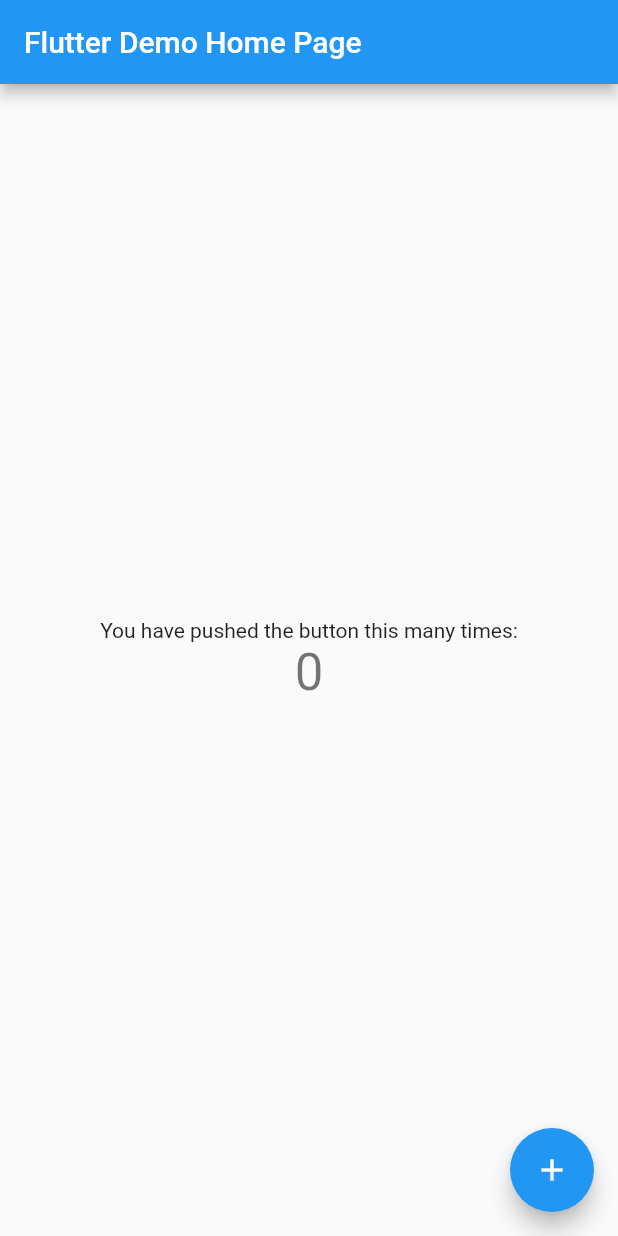
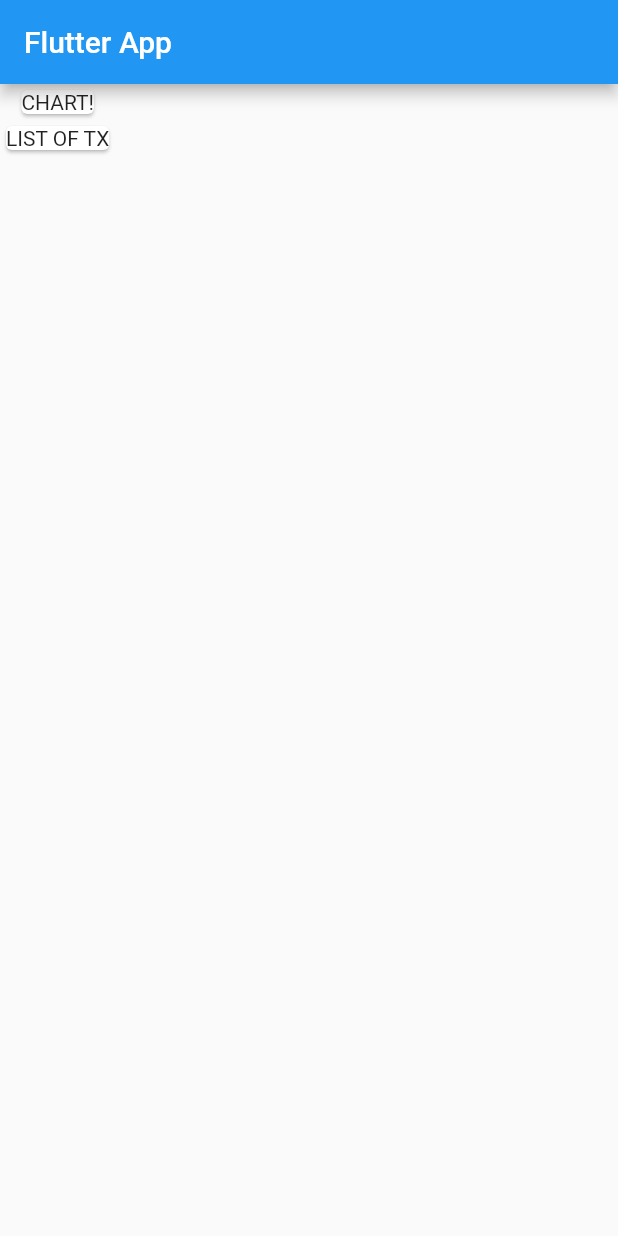
Before and after one commit to Agrim1210/Expense_App, a Flutter app: the screen it shows after launch, on a phone screen of 412 x 824 dp. Run offline on Flutter 3.47's test engine with Material 2 defaults, Android fonts, the phone set to English and light mode, and no system bars.

Commit message:
Changes Made

```diff
--- a/lib/main.dart
+++ b/lib/main.dart
@@ -3,109 +3,30 @@ import 'package:flutter/material.dart';
 void main() => runApp(MyApp());
 
 class MyApp extends StatelessWidget {
-  // This widget is the root of your application.
   @override
   Widget build(BuildContext context) {
     return MaterialApp(
-      title: 'Flutter Demo',
-      theme: ThemeData(
-        // This is the theme of your application.
-        //
-        // Try running your application with "flutter run". You'll see the
-        // application has a blue toolbar. Then, without quitting the app, try
-        // changing the primarySwatch below to Colors.green and then invoke
-        // "hot reload" (press "r" in the console where you ran "flutter run",
-        // or simply save your changes to "hot reload" in a Flutter IDE).
-        // Notice that the counter didn't reset back to zero; the application
-        // is not restarted.
-        primarySwatch: Colors.blue,
-      ),
-      home: MyHomePage(title: 'Flutter Demo Home Page'),
+      title: 'Flutter App',
+      home: MyHomePage(),
     );
   }
 }
 
-class MyHomePage extends StatefulWidget {
-  MyHomePage({Key key, this.title}) : super(key: key);
-
-  // This widget is the home page of your application. It is stateful, meaning
-  // that it has a State object (defined below) that contains fields that affect
-  // how it looks.
-
-  // This class is the configuration for the state. It holds the values (in this
-  // case the title) provided by the parent (in this case the App widget) and
-  // used by the build method of the State. Fields in a Widget subclass are
-  // always marked "final".
-
-  final String title;
-
-  @override
-  _MyHomePageState createState() => _MyHomePageState();
-}
-
-class _MyHomePageState extends State<MyHomePage> {
-  int _counter = 0;
-
-  void _incrementCounter() {
-    setState(() {
-      // This call to setState tells the Flutter framework that something has
-      // changed in this State, which causes it to rerun the build method below
-      // so that the display can reflect the updated values. If we changed
-      // _counter without calling setState(), then the build method would not be
-      // called again, and so nothing would appear to happen.
-      _counter++;
-    });
-  }
-
+class MyHomePage extends StatelessWidget {
   @override
   Widget build(BuildContext context) {
-    // This method is rerun every time setState is called, for instance as done
-    // by the _incrementCounter method above.
-    //
-    // The Flutter framework has been optimized to make rerunning build methods
-    // fast, so that you can just rebuild anything that needs updating rather
-    // than having to individually change instances of widgets.
     return Scaffold(
       appBar: AppBar(
-        // Here we take the value from the MyHomePage object that was created by
-        // the App.build method, and use it to set our appbar title.
-        title: Text(widget.title),
+        title: Text('Flutter App'),
       ),
-      body: Center(
-        // Center is a layout widget. It takes a single child and positions it
-        // in the middle of the parent.
-        child: Column(
-          // Column is also a layout widget. It takes a list of children and
-          // arranges them vertically. By default, it sizes itself to fit its
-          // children horizontally, and tries to be as tall as its parent.
-          //
-          // Invoke "debug painting" (press "p" in the console, choose the
-          // "Toggle Debug Paint" action from the Flutter Inspector in Android
-          // Studio, or the "Toggle Debug Paint" command in Visual Studio Code)
-          // to see the wireframe for each widget.
-          //
-          // Column has various properties to control how it sizes itself and
-          // how it positions its children. Here we use mainAxisAlignment to
-          // center the children vertically; the main axis here is the vertical
-          // axis because Columns are vertical (the cross axis would be
-          // horizontal).
-          mainAxisAlignment: MainAxisAlignment.center,
-          children: <Widget>[
-            Text(
-              'You have pushed the button this many times:',
-            ),
-            Text(
-              '$_counter',
-              style: Theme.of(context).textTheme.display1,
-            ),
-          ],
+      body: Column(children: <Widget>[
+        Card(
+          child: Text('CHART!'),
         ),
-      ),
-      floatingActionButton: FloatingActionButton(
-        onPressed: _incrementCounter,
-        tooltip: 'Increment',
-        child: Icon(Icons.add),
-      ), // This trailing comma makes auto-formatting nicer for build methods.
+        Card(
+          child: Text('LIST OF TX'),
+        ),
+      ]),
     );
   }
 }
```
